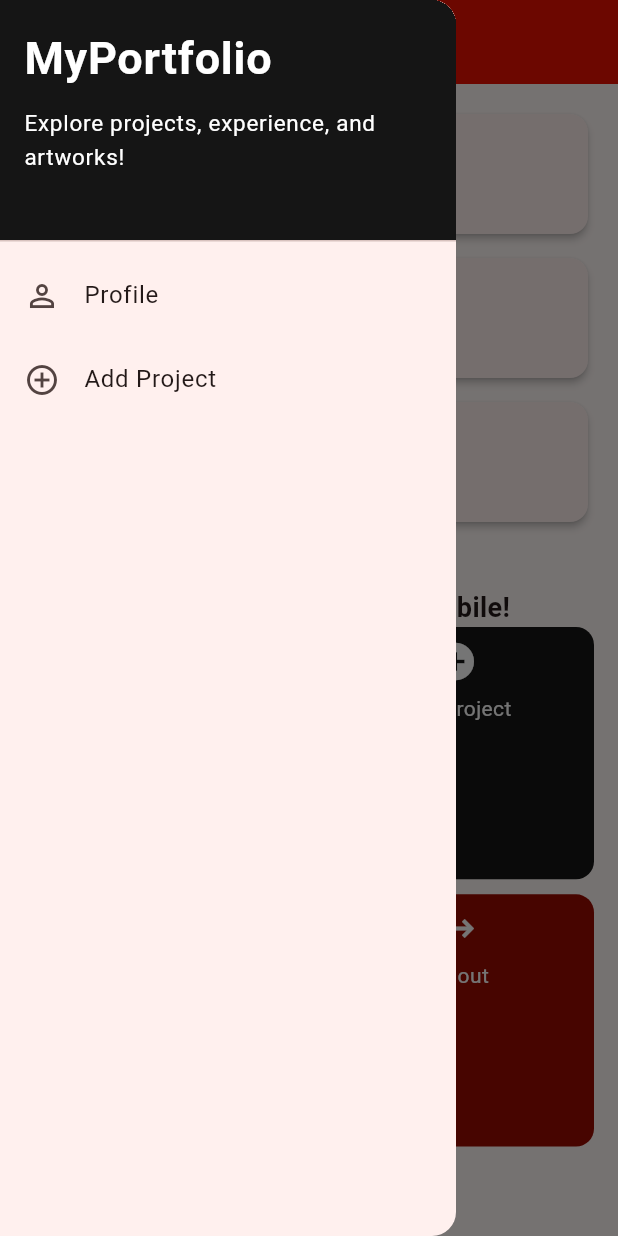
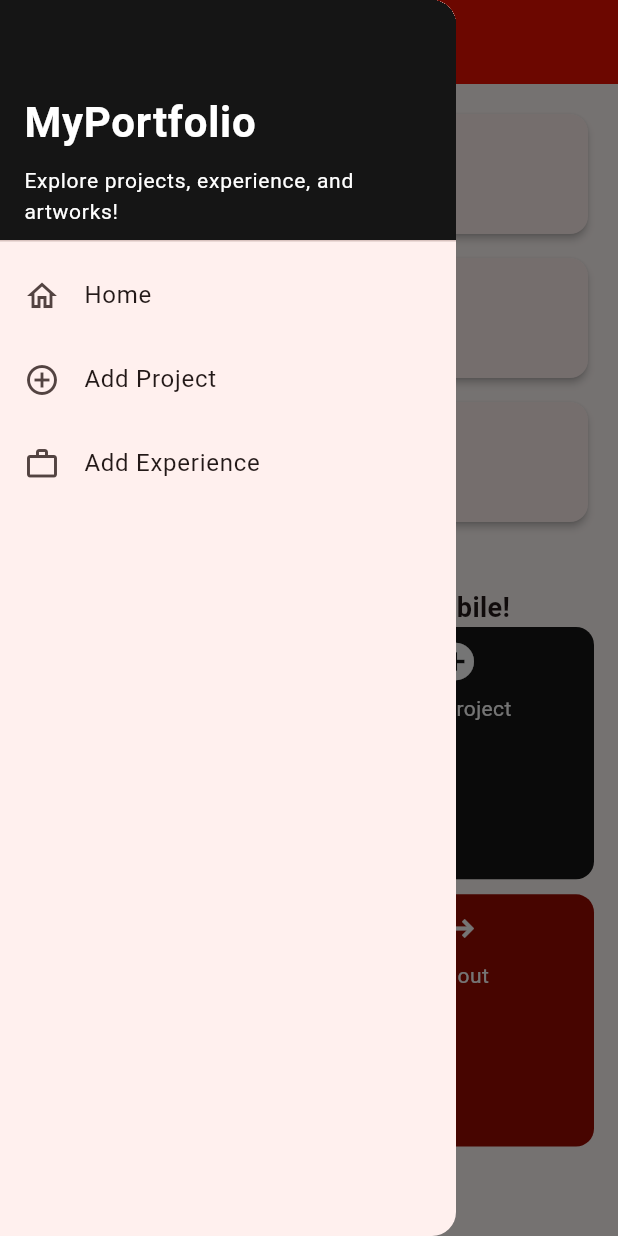
Before and after one commit to rh-elise/myportofolio_mobile, a Flutter app: the screen it shows after launch, with the side drawer open, on a phone screen of 412 x 824 dp. Run offline on Flutter 3.47's test engine with Material 3 defaults, Android fonts, the phone set to English and light mode, and no system bars.

Commit message:
fix: Menutup drawer sebelum navigasi dan memperbaiki overflow header

```diff
--- a/lib/widgets/left_drawer.dart
+++ b/lib/widgets/left_drawer.dart
@@ -1,59 +1,75 @@
 import 'package:flutter/material.dart';
-import 'package:myportofolio_mobile/screens/menu.dart';
+import 'package:myportofolio_mobile/screens/experience_form.dart';
 import 'package:myportofolio_mobile/screens/project_form.dart';
 
+/// Drawer yang dipakai bersama oleh halaman utama dan halaman formulir,
+/// sehingga isi menu tidak pernah berbeda antar halaman.
 class LeftDrawer extends StatelessWidget {
   const LeftDrawer({super.key});
+
+  /// Menutup drawer lalu membuka [page] di atas halaman saat ini.
+  void _openPage(BuildContext context, Widget page) {
+    final navigator = Navigator.of(context);
+    navigator.pop(); // tutup drawer lebih dulu
+    navigator.push(MaterialPageRoute(builder: (_) => page));
+  }
 
   @override
   Widget build(BuildContext context) {
     return Drawer(
       child: ListView(
         children: [
+          // Header memakai warna ink agar tetap kontras dengan AppBar merah.
+          // Teks dibatasi jumlah barisnya agar tidak overflow di layar
+          // sempit maupun saat orientasi lanskap.
           const DrawerHeader(
             decoration: BoxDecoration(color: Color(0xFF151515)),
             child: Column(
               crossAxisAlignment: CrossAxisAlignment.start,
+              mainAxisAlignment: MainAxisAlignment.end,
               children: [
                 Text(
                   'MyPortfolio',
+                  maxLines: 1,
+                  overflow: TextOverflow.ellipsis,
                   style: TextStyle(
-                    fontSize: 30,
+                    fontSize: 28,
                     fontWeight: FontWeight.bold,
                     color: Colors.white,
                   ),
                 ),
-                SizedBox(height: 10),
-                Text(
-                  'Explore projects, experience, and artworks!',
-                  style: TextStyle(fontSize: 15, color: Colors.white),
+                SizedBox(height: 8),
+                Flexible(
+                  child: Text(
+                    'Explore projects, experience, and artworks!',
+                    maxLines: 3,
+                    overflow: TextOverflow.ellipsis,
+                    style: TextStyle(fontSize: 14, color: Colors.white),
+                  ),
                 ),
               ],
             ),
           ),
           ListTile(
-            leading: const Icon(Icons.person_outline),
-            title: const Text('Profile'),
-            // pushReplacement supaya Profile tidak menumpuk di stack.
+            leading: const Icon(Icons.home_outlined),
+            title: const Text('Home'),
+            // pop menutup drawer, lalu popUntil membuang semua halaman di
+            // atas Home sehingga halaman utama tidak dibuat ulang.
             onTap: () {
-              Navigator.pushReplacement(
-                context,
-                MaterialPageRoute(builder: (context) => const MyHomePage()),
-              );
+              final navigator = Navigator.of(context);
+              navigator.pop();
+              navigator.popUntil((route) => route.isFirst);
             },
           ),
           ListTile(
             leading: const Icon(Icons.add_circle_outline),
             title: const Text('Add Project'),
-            // push supaya tombol Back kembali ke menu.
-            onTap: () {
-              Navigator.push(
-                context,
-                MaterialPageRoute(
-                  builder: (context) => const ProjectFormPage(),
-                ),
-              );
-            },
+            onTap: () => _openPage(context, const ProjectFormPage()),
+          ),
+          ListTile(
+            leading: const Icon(Icons.work_outline),
+            title: const Text('Add Experience'),
+            onTap: () => _openPage(context, const ExperienceFormPage()),
           ),
         ],
       ),
```
